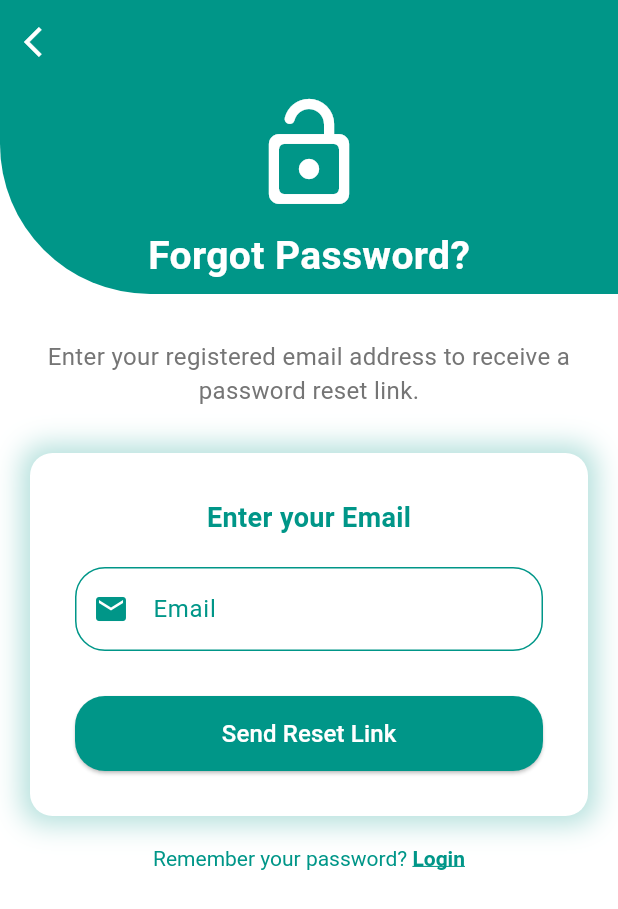
After one commit to Ahad-Khan9076/sales_management, a Flutter app: the ForgetPasswordScreen screen opened directly, on a phone screen of 412 x 824 dp. The commit adds this screen. Shown: the top 909 px of the screen. Run offline on Flutter 3.47's test engine with Material 3 defaults, Android fonts, the phone set to English and light mode, and no system bars; our stand-ins replace country_code_picker, curved_navigation_bar, fl_chart, font_awesome_flutter, get, intl_phone_field.

Commit message:
Forgot Password Screen

```diff
--- /dev/null
+++ b/lib/screens/forgot_password_screen.dart
@@ -0,0 +1,197 @@
+import 'package:flutter/material.dart';
+// import 'package:firebase_auth/firebase_auth.dart';
+
+class ForgetPasswordScreen extends StatefulWidget {
+  @override
+  _ForgetPasswordScreenState createState() => _ForgetPasswordScreenState();
+}
+
+class _ForgetPasswordScreenState extends State<ForgetPasswordScreen> {
+  final TextEditingController _emailController = TextEditingController();
+  // final FirebaseAuth _auth = FirebaseAuth.instance;
+
+  void _sendPasswordResetEmail() async {
+    final email = _emailController.text.trim();
+    if (email.isEmpty) {
+      ScaffoldMessenger.of(context).showSnackBar(
+        SnackBar(content: Text("Please enter your email address")),
+      );
+      return;
+    }
+
+    try {
+      // await _auth.sendPasswordResetEmail(email: email);
+      ScaffoldMessenger.of(context).showSnackBar(
+        SnackBar(
+          content: Text("Password reset link has been sent to $email"),
+          backgroundColor: Colors.green,
+        ),
+      );
+    } catch (e) {
+      ScaffoldMessenger.of(context).showSnackBar(
+        SnackBar(
+          content: Text("Failed to send reset link: ${e.toString()}"),
+          backgroundColor: Colors.red,
+        ),
+      );
+    }
+  }
+
+  @override
+  Widget build(BuildContext context) {
+    return Scaffold(
+      backgroundColor: Colors.white,
+      appBar: AppBar(
+        elevation: 0,
+        backgroundColor: Colors.teal,
+        leading: Icon(Icons.arrow_back_ios,color: Colors.white,),
+      ),
+      body: SafeArea(
+        child: SingleChildScrollView(
+          child: Column(
+            children: [
+              // Header Section
+              Container(
+                height: 140,
+                decoration: const BoxDecoration(
+                  color: Colors.teal,
+                  borderRadius: BorderRadius.only(
+                    bottomLeft: Radius.circular(100),
+                  ),
+                ),
+                child: const Center(
+                  child: Column(
+                    mainAxisAlignment: MainAxisAlignment.center,
+                    children: [
+                      Icon(
+                        Icons.lock_open_rounded,
+                        size: 80,
+                        color: Colors.white,
+                      ),
+                      SizedBox(height: 10),
+                      Text(
+                        "Forgot Password?",
+                        style: TextStyle(
+                          color: Colors.white,
+                          fontSize: 26,
+                          fontWeight: FontWeight.bold,
+                        ),
+                      ),
+                    ],
+                  ),
+                ),
+              ),
+
+              // Instruction Text
+              const SizedBox(height: 30),
+              Padding(
+                padding: const EdgeInsets.symmetric(horizontal: 30.0),
+                child: Text(
+                  "Enter your registered email address to receive a password reset link.",
+                  style: TextStyle(
+                    color: Colors.grey.shade600,
+                    fontSize: 16,
+                  ),
+                  textAlign: TextAlign.center,
+                ),
+              ),
+              const SizedBox(height: 30),
+
+              // Email Input Container
+              Padding(
+                padding: const EdgeInsets.symmetric(horizontal: 20.0),
+                child: Container(
+                  padding: const EdgeInsets.all(30),
+                  decoration: BoxDecoration(
+                    color: Colors.white,
+                    borderRadius: BorderRadius.circular(15),
+                    boxShadow: [
+                      BoxShadow(
+                        color: Colors.teal.withOpacity(0.3),
+                        spreadRadius: 5,
+                        blurRadius: 15,
+                      ),
+                    ],
+                  ),
+                  child: Column(
+                    children: [
+                      const Text(
+                        "Enter your Email",
+                        style: TextStyle(
+                          fontSize: 18,
+                          fontWeight: FontWeight.bold,
+                          color: Colors.teal,
+                        ),
+                      ),
+                      const SizedBox(height: 20),
+                      TextField(
+                        controller: _emailController,
+                        keyboardType: TextInputType.emailAddress,
+                        decoration: InputDecoration(
+                          labelText: 'Email',
+                          labelStyle: const TextStyle(color: Colors.teal),
+                          hintText: 'example@email.com',
+                          prefixIcon: const Icon(Icons.email, color: Colors.teal),
+                          border: OutlineInputBorder(
+                            borderRadius: BorderRadius.circular(20),
+                          ),
+                          enabledBorder: OutlineInputBorder(
+                            borderRadius: BorderRadius.circular(20),
+                            borderSide: BorderSide(color: Colors.teal),
+                          ),
+                          focusedBorder: OutlineInputBorder(
+                            borderRadius: BorderRadius.circular(20),
+                            borderSide: BorderSide(color: Colors.teal, width: 2),
+                          ),
+                        ),
+                      ),
+                      const SizedBox(height: 30),
+                      ElevatedButton(
+                        onPressed: _sendPasswordResetEmail,
+                        style: ElevatedButton.styleFrom(
+                          backgroundColor: Colors.teal,
+                          minimumSize: const Size(double.infinity, 50),
+                          shape: RoundedRectangleBorder(
+                            borderRadius: BorderRadius.circular(20),
+                          ),
+                        ),
+                        child: const Text(
+                          "Send Reset Link",
+                          style: TextStyle(fontSize: 16, color: Colors.white),
+                        ),
+                      ),
+                    ],
+                  ),
+                ),
+              ),
+
+              const SizedBox(height: 20),
+
+              // Back to Login Text
+              GestureDetector(
+                onTap: () {
+                  Navigator.pop(context);
+                },
+                child: RichText(
+                  text: const TextSpan(
+                    text: "Remember your password? ",
+                    style: TextStyle(color: Colors.teal),
+                    children: [
+                      TextSpan(
+                        text: "Login",
+                        style: TextStyle(
+                          fontWeight: FontWeight.bold,
+                          decoration: TextDecoration.underline,
+                        ),
+                      ),
+                    ],
+                  ),
+                ),
+              ),
+            ],
+          ),
+        ),
+      ),
+    );
+  }
+}
--- a/lib/screens/login_screen.dart
+++ b/lib/screens/login_screen.dart
@@ -2,6 +2,7 @@ import 'package:flutter/material.dart';
 import 'package:font_awesome_flutter/font_awesome_flutter.dart';
 import 'package:get/get.dart';
 import 'package:sales_management/screens/admin_dashboard.dart';
+import 'package:sales_management/screens/forgot_password_screen.dart';
 import '../components/reusable_components.dart';
 
 
@@ -65,7 +66,10 @@ class _LoginScreenState extends State<LoginScreen> {
                     CustomTextField(label: "Password", hintText: "Password", obscureText: true),
                     const SizedBox(height: 20),
                     GestureDetector(
-                      onTap: () {},
+                      onTap: () {
+                        Get.to(ForgetPasswordScreen());
+                        const GetSnackBar(title: 'moving',);
+                      },
                       child: const Align(
                         alignment: Alignment.centerRight,
                         child: Text(
```
